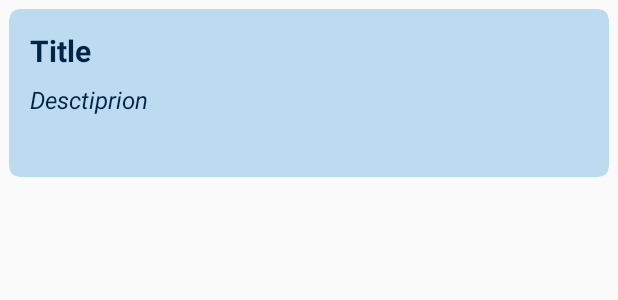
After one commit to fturek/TodoList, an Android app: the layout view_todo_item.xml on its own in the app's theme, with its tools: preview values and no code run, on a phone screen of 412 x 824 dp. The commit adds this screen. Shown: the top 300 px of the screen. Run offline under Robolectric (Android 15) with nearby library versions, the phone set to English and light mode, and no system bars.

Commit message:
Add pagination library, fetch todo List, add TodoItemviewholder, add TodoListadapter

```diff
--- a/app/src/main/res/layout/fragment_list_todo.xml
+++ b/app/src/main/res/layout/fragment_list_todo.xml
@@ -7,6 +7,7 @@
     tools:context=".ui.MainActivity">
 
     <androidx.recyclerview.widget.RecyclerView
+        android:id="@+id/todo_recycler_view"
         android:layout_width="match_parent"
         android:layout_height="match_parent"
         app:layout_constraintBottom_toBottomOf="parent"
--- /dev/null
+++ b/app/src/main/res/layout/view_todo_item.xml
@@ -0,0 +1,53 @@
+<?xml version="1.0" encoding="utf-8"?>
+<androidx.cardview.widget.CardView xmlns:android="http://schemas.android.com/apk/res/android"
+    xmlns:card_view="http://schemas.android.com/apk/res-auto"
+    android:layout_width="match_parent"
+    android:layout_height="wrap_content"
+    android:layout_margin="6dp"
+    card_view:cardBackgroundColor="@color/colorPrimary"
+    card_view:cardCornerRadius="7dp"
+    card_view:cardElevation="0dp">
+
+    <androidx.constraintlayout.widget.ConstraintLayout
+        android:layout_width="match_parent"
+        android:layout_height="match_parent"
+        android:padding="6dp">
+
+        <TextView
+            android:id="@+id/todo_item_title"
+            android:layout_width="wrap_content"
+            android:layout_height="wrap_content"
+            android:layout_marginStart="8dp"
+            android:layout_marginTop="8dp"
+            android:text="@string/todo_item_title"
+            android:textColor="@color/colorPrimaryDark"
+            android:textSize="20sp"
+            android:textStyle="bold"
+            card_view:layout_constraintStart_toStartOf="parent"
+            card_view:layout_constraintTop_toTopOf="parent" />
+
+        <TextView
+            android:id="@+id/todo_item_description"
+            android:layout_width="wrap_content"
+            android:layout_height="wrap_content"
+            android:layout_marginStart="8dp"
+            android:layout_marginTop="8dp"
+            android:text="@string/todo_item_description"
+            android:textColor="@color/colorPrimaryDark"
+            android:textSize="16sp"
+            android:textStyle="italic"
+            card_view:layout_constraintStart_toStartOf="parent"
+            card_view:layout_constraintTop_toBottomOf="@+id/todo_item_title" />
+
+        <ImageView
+            android:id="@+id/todo_item_icon"
+            android:layout_width="100dp"
+            android:layout_height="100dp"
+            card_view:layout_constraintBottom_toBottomOf="parent"
+            card_view:layout_constraintEnd_toEndOf="parent"
+            card_view:layout_constraintTop_toTopOf="parent" />
+
+    </androidx.constraintlayout.widget.ConstraintLayout>
+
+
+</androidx.cardview.widget.CardView>
--- a/app/src/main/res/values/strings.xml
+++ b/app/src/main/res/values/strings.xml
@@ -1,3 +1,6 @@
 <resources>
     <string name="app_name">TodoList</string>
+
+    <string name="todo_item_title">Title</string>
+    <string name="todo_item_description">Desctiprion</string>
 </resources>
```
Also changed, not shown: app/build.gradle (+11 -0 lines), app/src/main/java/com/fturek/todolist/data/TodoDataSource.kt (added, +47 -0 lines), app/src/main/java/com/fturek/todolist/data/datasourcefactory/TodoListDataSourceFactory.kt (added, +20 -0 lines), app/src/main/java/com/fturek/todolist/data/model/TodoItem.kt (+15 -0 lines), app/src/main/java/com/fturek/todolist/ui/listtodo/ListTodoFragment.kt (+14 -1 lines), app/src/main/java/com/fturek/todolist/ui/listtodo/ListTodoViewModel.kt (+18 -16 lines), app/src/main/java/com/fturek/todolist/ui/listtodo/list/TodoItemViewHolder.kt (added, +39 -0 lines), app/src/main/java/com/fturek/todolist/ui/listtodo/list/TodoListAdapter.kt (added, +29 -0 lines).
